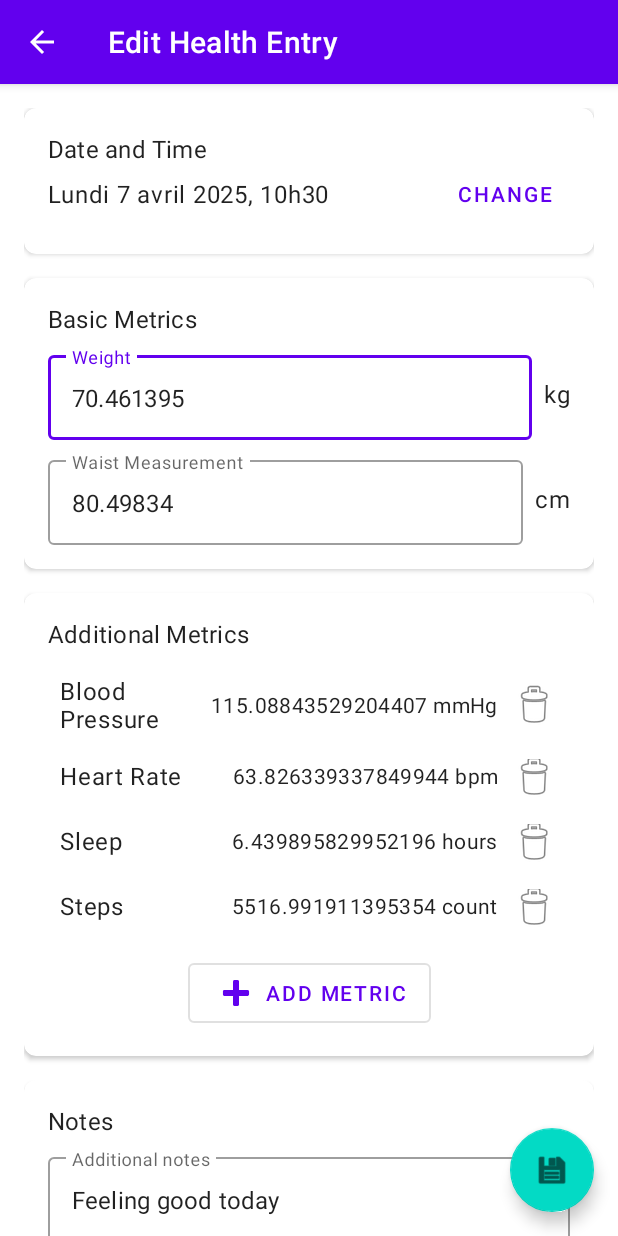
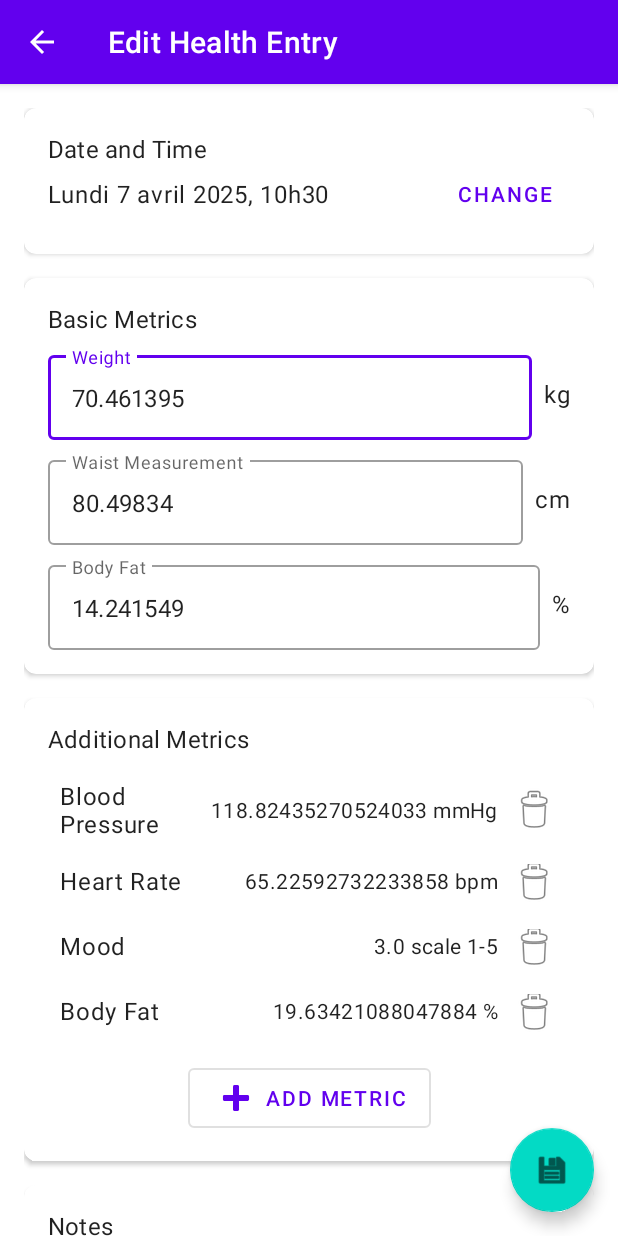
Before and after one commit to misterk72/routine, an Android app: the screen it shows after launch (EntryActivity), after a tap on an icon or button, on a phone screen of 412 x 824 dp. Run offline under Robolectric (Android 15) with nearby library versions, the phone set to English and light mode, and no system bars; our stand-ins replace Dagger/Hilt's generated code, Room's generated code; libraries missing offline, so code that uses them is left out: androidx.hilt.work.

Commit message:
Add body fat field

```diff
--- a/HealthTracker/app/src/main/java/com/healthtracker/data/HealthDatabase.kt
+++ b/HealthTracker/app/src/main/java/com/healthtracker/data/HealthDatabase.kt
@@ -5,6 +5,8 @@ import androidx.room.Database
 import androidx.room.Room
 import androidx.room.RoomDatabase
 import androidx.room.TypeConverters
+import androidx.room.migration.Migration
+import androidx.sqlite.db.SupportSQLiteDatabase
 import com.healthtracker.data.converters.DateTimeConverters
 
 @Database(
@@ -13,7 +15,7 @@ import com.healthtracker.data.converters.DateTimeConverters
         MetricValue::class,
         MetricType::class
     ],
-    version = 2,
+    version = 3,
     exportSchema = false
 )
 @TypeConverters(DateTimeConverters::class)
@@ -26,6 +28,14 @@ abstract class HealthDatabase : RoomDatabase() {
         @Volatile
         private var INSTANCE: HealthDatabase? = null
 
+        // Migration de la version 2 à 3 (ajout du champ bodyFat)
+        private val MIGRATION_2_3 = object : Migration(2, 3) {
+            override fun migrate(database: SupportSQLiteDatabase) {
+                // Ajouter la colonne bodyFat à la table HealthEntry
+                database.execSQL("ALTER TABLE HealthEntry ADD COLUMN bodyFat REAL")
+            }
+        }
+
         fun getDatabase(context: Context): HealthDatabase {
             return INSTANCE ?: synchronized(this) {
                 val instance = Room.databaseBuilder(
@@ -33,8 +43,12 @@ abstract class HealthDatabase : RoomDatabase() {
                     HealthDatabase::class.java,
                     "health_database"
                 )
-                .fallbackToDestructiveMigration() // Add this line to handle schema changes
-                .allowMainThreadQueries() // Allow main thread queries for testing
+                // Appliquer la migration de 2 à 3
+                .addMigrations(MIGRATION_2_3)
+                // Fallback en cas d'autres migrations
+                .fallbackToDestructiveMigration()
+                // Allow main thread queries for testing
+                .allowMainThreadQueries()
                 .build()
                 INSTANCE = instance
                 instance
--- a/HealthTracker/app/src/main/java/com/healthtracker/data/HealthEntry.kt
+++ b/HealthTracker/app/src/main/java/com/healthtracker/data/HealthEntry.kt
@@ -11,5 +11,6 @@ data class HealthEntry(
     val timestamp: LocalDateTime,
     val weight: Float? = null,
     val waistMeasurement: Float? = null,
+    val bodyFat: Float? = null,
     val notes: String? = null
 )
--- a/HealthTracker/app/src/main/java/com/healthtracker/data/SampleDataProvider.kt
+++ b/HealthTracker/app/src/main/java/com/healthtracker/data/SampleDataProvider.kt
@@ -49,7 +49,10 @@ class SampleDataProvider @Inject constructor(
                           minValue = 1.0, maxValue = 5.0, stepSize = 1.0),
                 MetricType(name = "Steps", unit = "count",
                           description = "Daily step count",
-                          minValue = 0.0, maxValue = 50000.0, stepSize = 10.0)
+                          minValue = 0.0, maxValue = 50000.0, stepSize = 10.0),
+                MetricType(name = "Body Fat", unit = "%",
+                          description = "Body fat percentage",
+                          minValue = 5.0, maxValue = 50.0, stepSize = 0.1)
             )
 
             metricTypes.forEach { metricTypeRepository.insertMetricType(it) }
@@ -62,6 +65,7 @@ class SampleDataProvider @Inject constructor(
                     timestamp = date,
                     weight = 70f + (Math.random() * 2 - 1).toFloat(),
                     waistMeasurement = 80f + (Math.random() * 2 - 1).toFloat(),
+                    bodyFat = 15f + (Math.random() * 5 - 2.5).toFloat(),
                     notes = if (daysAgo % 3 == 0) "Feeling good today" else null
                 )
             }
@@ -129,6 +133,18 @@ class SampleDataProvider @Inject constructor(
                     )
                 }
 
+                // Body Fat (for some entries)
+                if (Math.random() > 0.4) {
+                    metricValues.add(
+                        MetricValue(
+                            entryId = entryId,
+                            metricType = "Body Fat",
+                            value = 15.0 + (Math.random() * 10),
+                            unit = "%"
+                        )
+                    )
+                }
+
                 metricRepository.insertMetricValues(metricValues)
             }
             } catch (e: Exception) {
--- a/HealthTracker/app/src/main/java/com/healthtracker/ui/AddEntryActivity.kt
+++ b/HealthTracker/app/src/main/java/com/healthtracker/ui/AddEntryActivity.kt
@@ -65,6 +65,7 @@ class AddEntryActivity : AppCompatActivity() {
                 timestamp = LocalDateTime.now(),
                 weight = binding.weightEditText.text.toString().toFloatOrNull(),
                 waistMeasurement = binding.waistEditText.text.toString().toFloatOrNull(),
+                bodyFat = binding.bodyFatEditText.text.toString().toFloatOrNull(),
                 notes = binding.notesEditText.text.toString()
             )
             viewModel.addEntry(entry)
--- a/HealthTracker/app/src/main/java/com/healthtracker/ui/EntryViewModel.kt
+++ b/HealthTracker/app/src/main/java/com/healthtracker/ui/EntryViewModel.kt
@@ -84,13 +84,15 @@ class EntryViewModel @Inject constructor(
      * Update the current entry with new values
      * @param weight Weight value
      * @param waistMeasurement Waist measurement value
+     * @param bodyFat Body fat percentage value
      * @param notes Optional notes
      */
-    fun updateEntryValues(weight: Float?, waistMeasurement: Float?, notes: String?) {
+    fun updateEntryValues(weight: Float?, waistMeasurement: Float?, bodyFat: Float?, notes: String?) {
         _currentEntry.value?.let { entry ->
             _currentEntry.value = entry.copy(
                 weight = weight,
                 waistMeasurement = waistMeasurement,
+                bodyFat = bodyFat,
                 notes = notes
             )
         }
--- a/HealthTracker/app/src/main/res/layout/activity_entry.xml
+++ b/HealthTracker/app/src/main/res/layout/activity_entry.xml
@@ -160,6 +160,35 @@
                         app:layout_constraintEnd_toEndOf="parent"
                         app:layout_constraintTop_toTopOf="@+id/waistInputLayout" />
 
+                    <com.google.android.material.textfield.TextInputLayout
+                        android:id="@+id/bodyFatInputLayout"
+                        style="@style/Widget.MaterialComponents.TextInputLayout.OutlinedBox"
+                        android:layout_width="0dp"
+                        android:layout_height="wrap_content"
+                        android:layout_marginTop="8dp"
+                        android:layout_marginEnd="8dp"
+                        android:hint="@string/body_fat"
+                        app:layout_constraintEnd_toStartOf="@+id/bodyFatUnitText"
+                        app:layout_constraintStart_toStartOf="parent"
+                        app:layout_constraintTop_toBottomOf="@+id/waistInputLayout">
+
+                        <com.google.android.material.textfield.TextInputEditText
+                            android:id="@+id/bodyFatInput"
+                            android:layout_width="match_parent"
+                            android:layout_height="wrap_content"
+                            android:inputType="numberDecimal" />
+                    </com.google.android.material.textfield.TextInputLayout>
+
+                    <TextView
+                        android:id="@+id/bodyFatUnitText"
+                        android:layout_width="wrap_content"
+                        android:layout_height="wrap_content"
+                        android:text="@string/percent"
+                        android:textAppearance="@style/TextAppearance.MaterialComponents.Body1"
+                        app:layout_constraintBottom_toBottomOf="@+id/bodyFatInputLayout"
+                        app:layout_constraintEnd_toEndOf="parent"
+                        app:layout_constraintTop_toTopOf="@+id/bodyFatInputLayout" />
+
                 </androidx.constraintlayout.widget.ConstraintLayout>
             </com.google.android.material.card.MaterialCardView>
 
--- a/HealthTracker/app/src/main/res/values/strings.xml
+++ b/HealthTracker/app/src/main/res/values/strings.xml
@@ -29,6 +29,7 @@
     <string name="weight_kg">Weight (kg)</string>
     <string name="waist_measurement">Waist Measurement</string>
     <string name="waist_measurement_cm">Waist Measurement (cm)</string>
+    <string name="body_fat_percent">Body Fat (%)</string>
     <string name="additional_metrics">Additional Metrics</string>
     <string name="add_metric">Add Metric</string>
     <string name="notes">Notes</string>
@@ -38,6 +39,7 @@
     <!-- Error Messages -->
     <string name="invalid_weight">Invalid weight value</string>
     <string name="invalid_waist">Invalid waist measurement</string>
+    <string name="invalid_body_fat">Invalid body fat percentage</string>
 
     <!-- Metric Types -->
     <string name="blood_pressure">Blood Pressure</string>
@@ -45,6 +47,7 @@
     <string name="mood">Mood</string>
     <string name="sleep_hours">Sleep Hours</string>
     <string name="steps">Steps</string>
+    <string name="body_fat">Body Fat</string>
 
     <!-- Units -->
     <string name="kg">kg</string>
@@ -55,6 +58,7 @@
     <string name="hours">hours</string>
     <string name="steps_unit">steps</string>
     <string name="units">units</string>
+    <string name="percent">%</string>
 
     <!-- Export Formats -->
     <string name="export_csv">CSV</string>
@@ -71,5 +75,6 @@
     <!-- Health Entry Display -->
     <string name="weight_display">Weight: %1$s kg</string>
     <string name="waist_display">Waist: %1$s cm</string>
+    <string name="body_fat_display">Body Fat: %1$s %%</string>
     <string name="metric_value_display">%1$s %2$s</string>
 </resources>
```
Also changed, not shown: HealthTracker/app/src/main/java/com/healthtracker/ui/EntryActivity.kt (+11 -2 lines), HealthTracker/app/src/main/res/layout/activity_add_entry.xml (+19 -1 lines), 2 other files.
